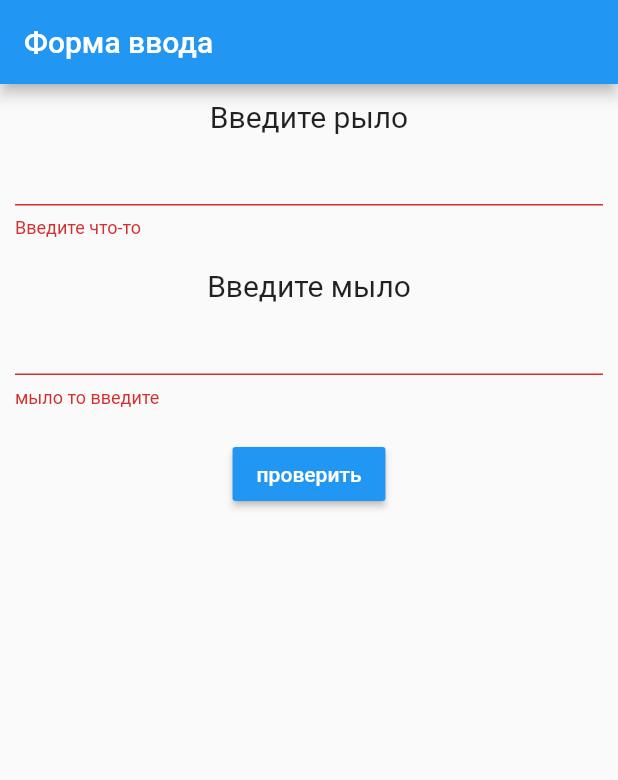
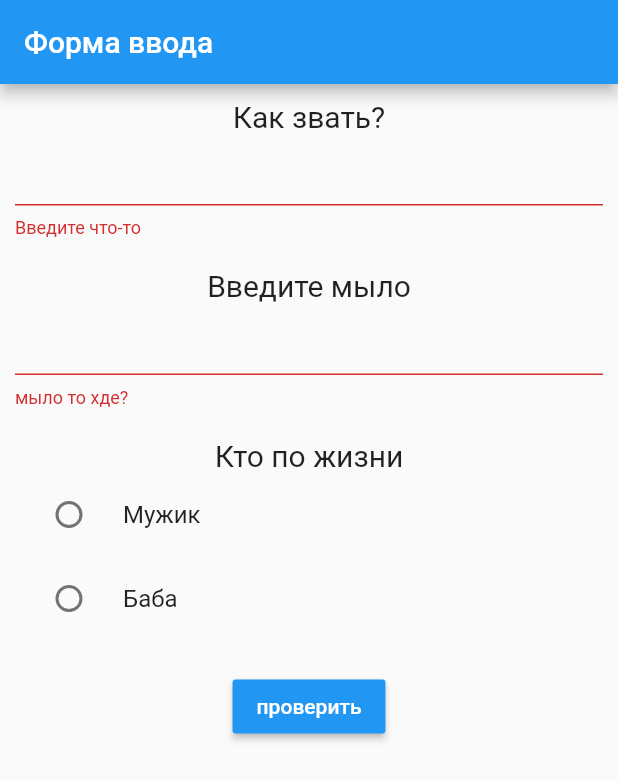
Before and after one commit to Lightbpk/flutter_form, a Flutter app: the screen it shows after launch, after a tap on "проверить", on a phone screen of 412 x 824 dp. Shown: the top 780 px of the screen. Run offline on Flutter 3.47's test engine with Material 2 defaults, Android fonts, the phone set to English and light mode, and no system bars.

Commit message:
'Male_female

```diff
--- a/lib/main.dart
+++ b/lib/main.dart
@@ -1,5 +1,7 @@
 import 'package:flutter/cupertino.dart';
 import 'package:flutter/material.dart';
+
+enum GenderList {male,female}
 
 class MyForm extends StatefulWidget {
   @override
@@ -8,7 +10,7 @@ class MyForm extends StatefulWidget {
 
 class MyFormState extends State {
   final _formkey = GlobalKey<FormState>();
-
+  GenderList _gender;
   @override
   Widget build(BuildContext context) {
     return Container(
@@ -18,7 +20,7 @@ class MyFormState extends State {
           child: new Column(
             children: <Widget>[
               new Text(
-                'Введите рыло',
+                'Как звать?',
                 style: TextStyle(fontSize: 20.0),
               ),
               new TextFormField(validator: (value) {
@@ -36,13 +38,27 @@ class MyFormState extends State {
               ),
               new TextFormField(
                 validator: (value) {
-                  if (value.isEmpty) return "мыло то введите";
+                  if (value.isEmpty) return "мыло то хде?";
                   String p = "[a-zA-Z0-9+.\_\%-+]{1,256}@[a-zA-Z0-9][a-zA-Z0-9-]{0,64}(.[a-zA-Z0-9][a-zA-Z0-9-]{0,25})+";
                   RegExp regExp = new RegExp(p);
                   if (regExp.hasMatch(value)) return null;
                   return "че то вы мне парите";
                 },
               ),
+              new SizedBox(
+                height: 20.0,
+              ),
+
+              new Text("Кто по жизни",
+                style: TextStyle(fontSize: 20.0),),
+              new RadioListTile(title: const Text('Мужик'), value: GenderList.male,
+                  groupValue: _gender, onChanged: (GenderList value){setState(() {
+                    _gender = value;
+                  });}),
+              new RadioListTile(title: const Text('Баба'), value: GenderList.female,
+                  groupValue: _gender, onChanged: (GenderList value){setState(() {
+                    _gender = value;
+                  });}),
               new SizedBox(
                 height: 20.0,
               ),
@@ -67,9 +83,9 @@ class MyFormState extends State {
 void main() {
   runApp(new MaterialApp(
       home: new Scaffold(
-    appBar: new AppBar(
-      title: new Text('Форма ввода'),
-    ),
-    body: new MyForm(),
-  )));
+        appBar: new AppBar(
+          title: new Text('Форма ввода'),
+        ),
+        body: new MyForm(),
+      )));
 }
```
